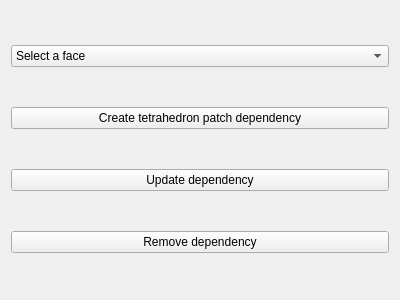
DrLutzi/proj150h_s3, file src/widget_hexaedronpatchwidget.ui: the form before one commit.
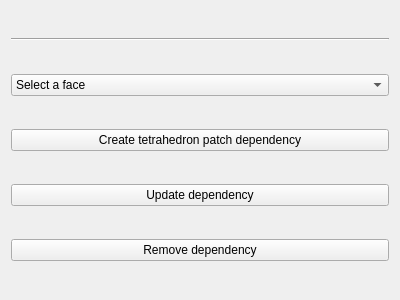
The form after the commit.

What changed in the file:
```diff
--- a/src/widget_hexaedronpatchwidget.ui
+++ b/src/widget_hexaedronpatchwidget.ui
@@ -14,8 +14,27 @@
    <string>Form</string>
   </property>
   <layout class="QVBoxLayout" name="verticalLayout">
+   <item>
+    <widget class="Line" name="line">
+     <property name="sizePolicy">
+      <sizepolicy hsizetype="Ignored" vsizetype="Fixed">
+       <horstretch>0</horstretch>
+       <verstretch>0</verstretch>
+      </sizepolicy>
+     </property>
+     <property name="orientation">
+      <enum>Qt::Horizontal</enum>
+     </property>
+    </widget>
+   </item>
    <item>
     <widget class="QComboBox" name="comboBox">
+     <property name="sizePolicy">
+      <sizepolicy hsizetype="Ignored" vsizetype="Fixed">
+       <horstretch>0</horstretch>
+       <verstretch>0</verstretch>
+      </sizepolicy>
+     </property>
      <item>
       <property name="text">
        <string>Select a face</string>
@@ -55,6 +74,12 @@
    </item>
    <item>
     <widget class="QPushButton" name="pushButton">
+     <property name="sizePolicy">
+      <sizepolicy hsizetype="Ignored" vsizetype="Fixed">
+       <horstretch>0</horstretch>
+       <verstretch>0</verstretch>
+      </sizepolicy>
+     </property>
      <property name="text">
       <string>Create tetrahedron patch dependency</string>
      </property>
@@ -62,6 +87,12 @@
    </item>
    <item>
     <widget class="QPushButton" name="pushButton_update">
+     <property name="sizePolicy">
+      <sizepolicy hsizetype="Ignored" vsizetype="Fixed">
+       <horstretch>0</horstretch>
+       <verstretch>0</verstretch>
+      </sizepolicy>
+     </property>
      <property name="text">
       <string>Update dependency</string>
      </property>
@@ -69,6 +100,12 @@
    </item>
    <item>
     <widget class="QPushButton" name="pushButton_remove">
+     <property name="sizePolicy">
+      <sizepolicy hsizetype="Ignored" vsizetype="Fixed">
+       <horstretch>0</horstretch>
+       <verstretch>0</verstretch>
+      </sizepolicy>
+     </property>
      <property name="text">
       <string>Remove dependency</string>
      </property>
```
